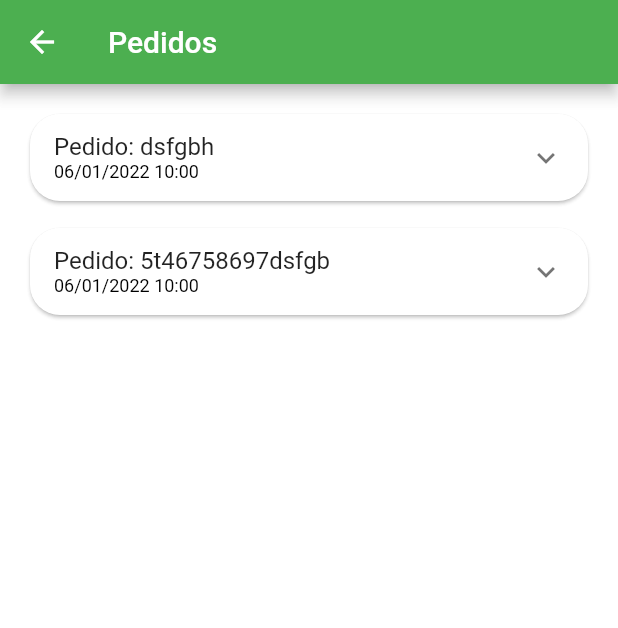
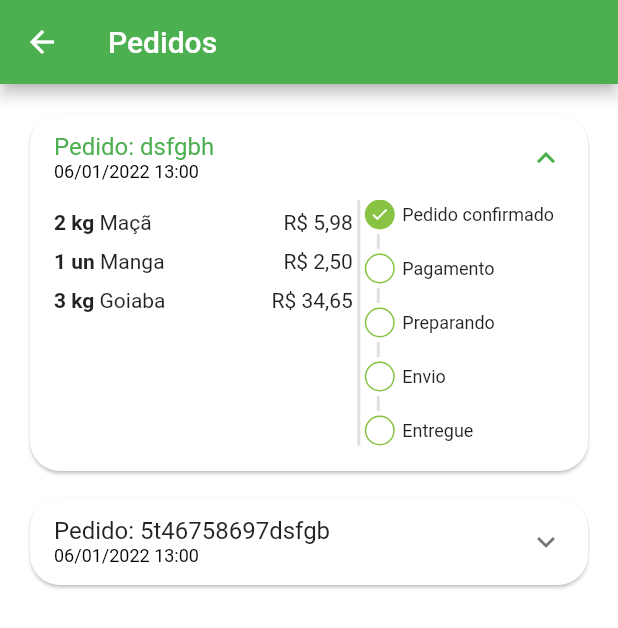
Before and after one commit to gomes98/greengrocer, a Flutter app: the OrdersTab screen opened directly, on a phone screen of 412 x 824 dp. Shown: the top 628 px of the screen. Run offline on Flutter 3.47's test engine with Material 2 defaults, Android fonts, the phone set to English and light mode, and no system bars; our stand-ins replace animated_text_kit, badges, mask_text_input_formatter.

Commit message:
final da 43

```diff
--- a/lib/src/config/app_data.dart
+++ b/lib/src/config/app_data.dart
@@ -88,8 +88,8 @@ UserModel user = UserModel(
 List<OrderModel> orders = [
   OrderModel(
     id: "dsfgbh",
-    createdOrderTime: DateTime.parse("2022-01-06 10:00:10.458"),
-    overdueDateTime: DateTime.parse("2022-01-06 11:03:10.458"),
+    createdOrderTime: DateTime.parse("2022-01-06 13:00:13.458"),
+    overdueDateTime: DateTime.parse("2023-01-06 23:03:13.458"),
     items: cartItems,
     status: "pending_payment",
     copyAndPaste: "d324rfsdfwrt534",
@@ -97,10 +97,10 @@ List<OrderModel> orders = [
   ),
   OrderModel(
     id: "5t46758697dsfgb",
-    createdOrderTime: DateTime.parse("2022-01-06 10:00:10.458"),
-    overdueDateTime: DateTime.parse("2022-01-06 11:03:10.458"),
+    createdOrderTime: DateTime.parse("2022-01-06 13:00:13.458"),
+    overdueDateTime: DateTime.parse("2023-01-06 23:03:10.458"),
     items: cartItems,
-    status: "refunded",
+    status: "delivered",
     copyAndPaste: "d324rfsdfwrt534",
     total: 43.13,
   ),
--- a/lib/src/pages/orders/components/order_status_widget.dart
+++ b/lib/src/pages/orders/components/order_status_widget.dart
@@ -24,19 +24,42 @@ class OrderSatusWidget extends StatelessWidget {
     return Column(
       crossAxisAlignment: CrossAxisAlignment.start,
       children: [
+        // status de confirmado
         const _StatusDot(isActive: true, title: "Pedido confirmado"),
         const _CustomDivider(),
+        // pix estornado
         if (currentStatus == 1) ...[
           const _StatusDot(
             isActive: true,
             title: "Pix estornado",
             backgrouncolor: Colors.orange,
           ),
+          // pix vencido
         ] else if (isOverdue) ...[
           const _StatusDot(
             isActive: true,
-            title: "Pagamento Pix veicido",
+            title: "Pagamento Pix vencido",
             backgrouncolor: Colors.red,
+          ),
+        ] else ...[
+          _StatusDot(
+            isActive: currentStatus >= 2,
+            title: "Pagamento",
+          ),
+          const _CustomDivider(),
+          _StatusDot(
+            isActive: currentStatus >= 3,
+            title: "Preparando",
+          ),
+          const _CustomDivider(),
+          _StatusDot(
+            isActive: currentStatus >= 4,
+            title: "Envio",
+          ),
+          const _CustomDivider(),
+          _StatusDot(
+            isActive: currentStatus == 5,
+            title: "Entregue",
           ),
         ]
       ],
--- a/lib/src/pages/orders/components/order_tile.dart
+++ b/lib/src/pages/orders/components/order_tile.dart
@@ -17,6 +17,7 @@ class OrderTile extends StatelessWidget {
       child: Theme(
         data: Theme.of(context).copyWith(dividerColor: Colors.transparent),
         child: ExpansionTile(
+          initiallyExpanded: order.status != "delivered",
           // titulo da expansion
           title: Column(
             mainAxisSize: MainAxisSize.min,
@@ -34,13 +35,14 @@ class OrderTile extends StatelessWidget {
           ),
           childrenPadding: const EdgeInsets.fromLTRB(16, 0, 16, 16),
           children: [
-            SizedBox(
-              height: 150,
+            IntrinsicHeight(
               child: Row(
                 children: [
                   // items
                   Expanded(
                     flex: 3,
+                    child: SizedBox(
+                      height: 150,
                       child: ListView(
                         children: order.items.map((e) {
                           return _OrderItem(
@@ -48,6 +50,7 @@ class OrderTile extends StatelessWidget {
                             orderItem: e,
                           );
                         }).toList(),
+                      ),
                     ),
                   ),
                   // divisão
```
Lines whose indentation alone changed are shown as unchanged.
